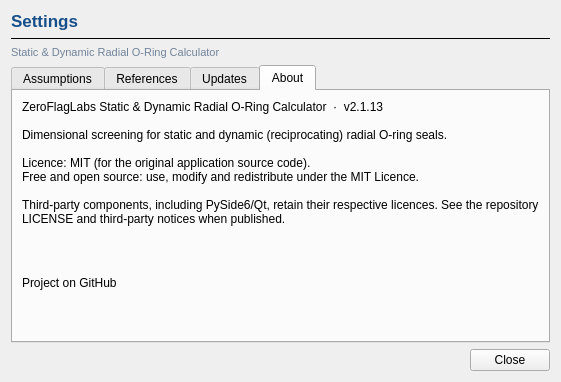
Old version of the form src/ui/forms/settings_dialog.ui in the repository ZeroFlagLabs/radial-oring-calculator.
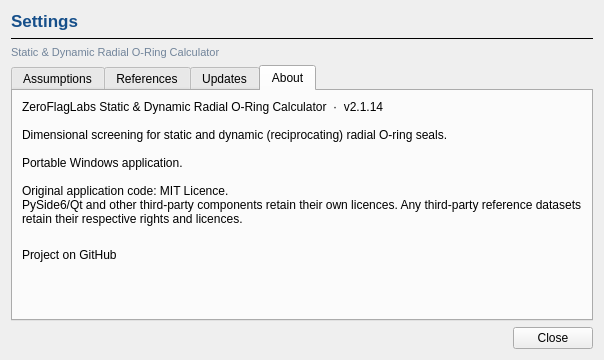
New version of the form. The open tabs and pages were chosen to show the change.

Commit message: Release Static & Dynamic Radial O-Ring Calculator v2.1.14: standardise dialogue presentation

Diff of the .ui file:
```diff
--- a/src/ui/forms/settings_dialog.ui
+++ b/src/ui/forms/settings_dialog.ui
@@ -221,16 +221,14 @@
        <item>
         <widget class="QLabel" name="about_text">
          <property name="text">
-          <string>ZeroFlagLabs Static &amp; Dynamic Radial O-Ring Calculator  ·  v2.1.13
+          <string>ZeroFlagLabs Static &amp; Dynamic Radial O-Ring Calculator  ·  v2.1.14
 
 Dimensional screening for static and dynamic (reciprocating) radial O-ring seals.
 
-Licence: MIT (for the original application source code).
-Free and open source: use, modify and redistribute under the MIT Licence.
+Portable Windows application.
 
-Third-party components, including PySide6/Qt, retain their respective licences. See the repository LICENSE and third-party notices when published.
-
-</string>
+Original application code: MIT Licence.
+PySide6/Qt and other third-party components retain their own licences. Any third-party reference datasets retain their respective rights and licences.</string>
          </property>
          <property name="wordWrap">
           <bool>true</bool>
```
Left out of the diff: 11 changed lines with no effect on the pictures. The commit also changes 17 other files.
